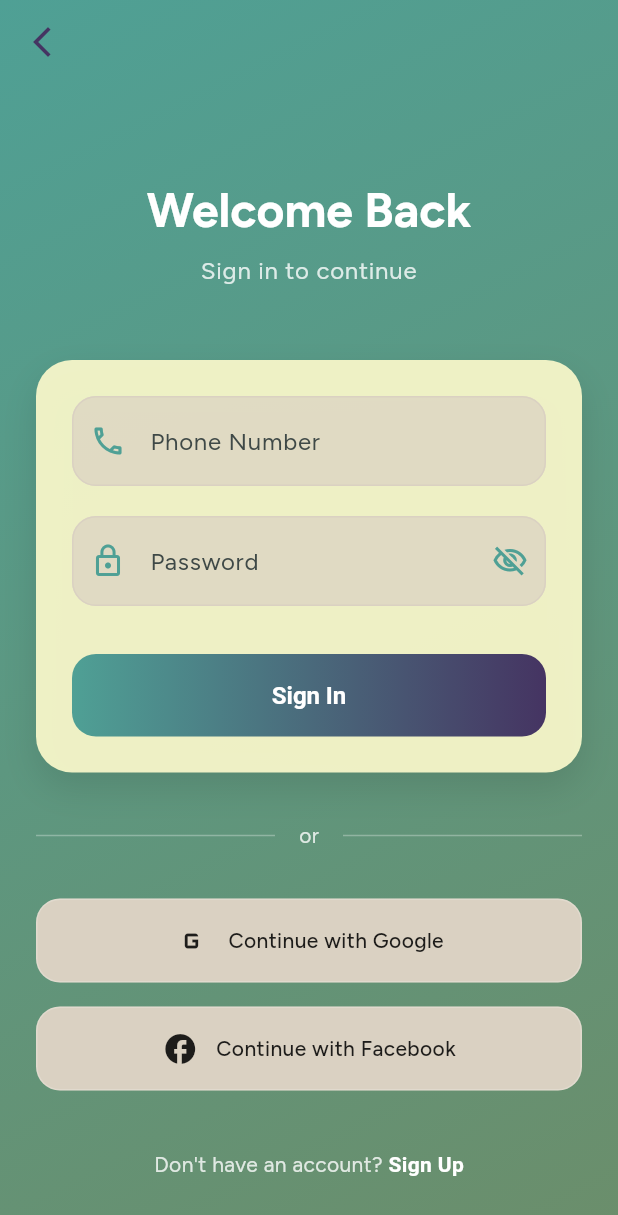
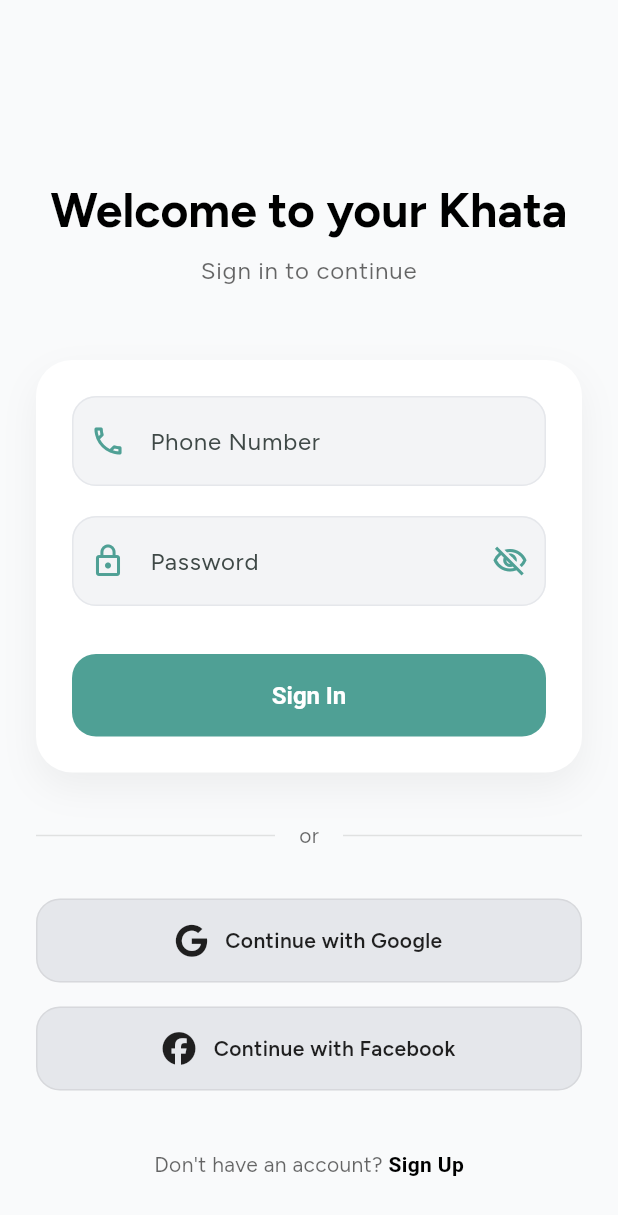
Before and after one commit to Saif64/khata, a Flutter app: the screen it shows after launch, on a phone screen of 412 x 824 dp. Shown: the top 1215 px of the screen. Run offline on Flutter 3.47's test engine with Material 3 defaults, Android fonts, the phone set to English and light mode, and no system bars; our stand-ins replace equatable, flutter_bloc, flutter_dotenv, font_awesome_flutter, fpdart, get_it and 4 more; accounts and stored records are empty.

Commit message:
Redesign sign in and singup screen with modern design

```diff
--- a/presentation/lib/core/theme/app_theme.dart
+++ b/presentation/lib/core/theme/app_theme.dart
@@ -2,24 +2,15 @@
 import 'package:google_fonts/google_fonts.dart';
 
 extension ColorSchemeExtension on ColorScheme {
-  Color get gradient1 => brightness == Brightness.light
-      ? const Color(0xFF4FA095)
-      : const Color(0xFF453462);
-
-  Color get gradient2 => brightness == Brightness.light
-      ? const Color(0xFF6B8E6B)
-      : const Color(0xFF4FA095);
-
-  Color get cardBackground => brightness == Brightness.light
-      ? const Color(0xFFF6F6C9).withOpacity(0.95)
-      : const Color(0xFF2A2A2A).withOpacity(0.95);
+  Color get cardBackground =>
+      brightness == Brightness.light ? Colors.white : const Color(0xFF2A2A2A);
 
   Color get inputFill => brightness == Brightness.light
-      ? const Color(0xFFDAD1C2).withOpacity(0.7)
-      : const Color(0xFF374151).withOpacity(0.8);
+      ? const Color(0xFFF3F4F6)
+      : const Color(0xFF374151);
 
   Color get socialButtonBg => brightness == Brightness.light
-      ? const Color(0xFFDAD1C2)
+      ? const Color(0xFFE5E7EB)
       : const Color(0xFF374151);
 
   Color get accent => const Color(0xFF453462);
@@ -35,13 +26,13 @@
       brightness: Brightness.light,
       primary: const Color(0xFF4FA095),
       secondary: const Color(0xFF453462),
-      surface: const Color(0xFFF6F6C9),
-      onSurface: const Color(0xFF453462),
+      surface: const Color(0xFFF9FAFB),
+      onSurface: const Color(0xFF1F2937),
     ),
     textTheme: GoogleFonts.figtreeTextTheme(ThemeData.light().textTheme),
     fontFamily: GoogleFonts.figtree().fontFamily,
     useMaterial3: true,
-    scaffoldBackgroundColor: Colors.transparent,
+    scaffoldBackgroundColor: const Color(0xFFF9FAFB),
     appBarTheme: const AppBarTheme(
       elevation: 0,
       backgroundColor: Colors.transparent,
@@ -59,7 +50,7 @@
       ),
       enabledBorder: OutlineInputBorder(
         borderRadius: BorderRadius.circular(16.0),
-        borderSide: const BorderSide(color: Color(0xFFDAD1C2), width: 1),
+        borderSide: const BorderSide(color: Color(0xFFE5E7EB), width: 1),
       ),
       focusedBorder: OutlineInputBorder(
         borderRadius: BorderRadius.circular(16.0),
@@ -105,7 +96,7 @@
     textTheme: GoogleFonts.figtreeTextTheme(ThemeData.dark().textTheme),
     fontFamily: GoogleFonts.figtree().fontFamily,
     useMaterial3: true,
-    scaffoldBackgroundColor: Colors.transparent,
+    scaffoldBackgroundColor: const Color(0xFF111827),
     appBarTheme: const AppBarTheme(
       elevation: 0,
       backgroundColor: Colors.transparent,
--- a/presentation/lib/main.dart
+++ b/presentation/lib/main.dart
@@ -30,10 +30,6 @@
   runApp(const MyApp());
 }
 
-// supBaseClient can be accessed via locator if registered, or directly if needed by legacy code.
-// It's good practice for new code (like AuthRepositoryImpl) to get it via DI.
-final supBaseClient = Supabase.instance.client;
-
 class MyApp extends StatelessWidget {
   const MyApp({super.key});
 
--- a/presentation/lib/src/features/auth/presentation/screens/sign_in_screen.dart
+++ b/presentation/lib/src/features/auth/presentation/screens/sign_in_screen.dart
@@ -1,8 +1,10 @@
 import 'package:flutter/material.dart';
 import 'package:flutter_bloc/flutter_bloc.dart';
+import 'package:font_awesome_flutter/font_awesome_flutter.dart';
 import 'package:presentation/core/theme/app_theme.dart';
 
 import '../../provider/auth.dart';
+import '../../widgets/social_buttons.dart';
 
 class SignInScreen extends StatefulWidget {
   const SignInScreen({super.key});
@@ -65,32 +67,15 @@
   Widget build(BuildContext context) {
     final theme = Theme.of(context);
     final colorScheme = theme.colorScheme;
+    final isDarkMode = theme.brightness == Brightness.dark;
 
     return Scaffold(
       extendBodyBehindAppBar: true,
       appBar: AppBar(
         backgroundColor: Colors.transparent,
         elevation: 0,
-        leading: IconButton(
-          icon: Icon(
-            Icons.arrow_back_ios_new,
-            color: theme.appBarTheme.foregroundColor,
       ),
-          onPressed: () => Navigator.pop(context),
-        ),
-      ),
-      body: Container(
-        decoration: BoxDecoration(
-          gradient: LinearGradient(
-            begin: Alignment.topLeft,
-            end: Alignment.bottomRight,
-            colors: [
-              colorScheme.gradient1,
-              colorScheme.gradient2,
-            ],
-          ),
-        ),
-        child: BlocListener<AuthBloc, AuthState>(
+      body: BlocListener<AuthBloc, AuthState>(
         listener: (context, state) {
           setState(() {
             _isLoading = state is AuthLoading;
@@ -137,9 +122,9 @@
                           const SizedBox(height: 40),
                           // Welcome Text
                           Text(
-                              'Welcome Back',
+                            'Welcome to your Khata',
                             style: theme.textTheme.headlineLarge?.copyWith(
-                                color: Colors.white,
+                              color: isDarkMode ? Colors.white : Colors.black,
                               fontWeight: FontWeight.bold,
                             ),
                             textAlign: TextAlign.center,
@@ -148,7 +133,9 @@
                           Text(
                             'Sign in to continue',
                             style: theme.textTheme.bodyLarge?.copyWith(
-                                color: Colors.white.withOpacity(0.8),
+                              color: isDarkMode
+                                  ? Colors.white.withOpacity(0.8)
+                                  : Colors.black.withOpacity(0.6),
                             ),
                             textAlign: TextAlign.center,
                           ),
@@ -162,7 +149,7 @@
                               borderRadius: BorderRadius.circular(24),
                               boxShadow: [
                                 BoxShadow(
-                                    color: Colors.black.withOpacity(0.1),
+                                  color: Colors.black.withOpacity(0.05),
                                   blurRadius: 20,
                                   offset: const Offset(0, 10),
                                 ),
@@ -232,12 +219,7 @@
                                         ? Container(
                                             height: 56,
                                             decoration: BoxDecoration(
-                                                gradient: LinearGradient(
-                                                  colors: [
-                                                    colorScheme.primary,
-                                                    colorScheme.secondary,
-                                                  ],
-                                                ),
+                                              color: colorScheme.primary,
                                               borderRadius:
                                                   BorderRadius.circular(16),
                                             ),
@@ -257,29 +239,14 @@
                                               ),
                                             ),
                                           )
-                                          : Container(
-                                              decoration: BoxDecoration(
-                                                gradient: LinearGradient(
-                                                  colors: [
-                                                    colorScheme.primary,
-                                                    colorScheme.secondary,
-                                                  ],
-                                                ),
-                                                borderRadius:
-                                                    BorderRadius.circular(16),
-                                              ),
-                                              child: ElevatedButton(
-                                                onPressed: () =>
-                                                    _signIn(context),
+                                        : ElevatedButton(
+                                            onPressed: () => _signIn(context),
                                             style: ElevatedButton.styleFrom(
                                               backgroundColor:
-                                                      Colors.transparent,
+                                                  colorScheme.primary,
                                               foregroundColor: Colors.white,
-                                                  shadowColor:
-                                                      Colors.transparent,
                                             ),
                                             child: const Text('Sign In'),
-                                              ),
                                           ),
                                   ),
                                 ],
@@ -294,23 +261,29 @@
                             children: [
                               Expanded(
                                 child: Divider(
-                                    color: Colors.white.withOpacity(0.3),
+                                  color: isDarkMode
+                                      ? Colors.white.withOpacity(0.3)
+                                      : Colors.black.withOpacity(0.1),
                                   thickness: 1,
                                 ),
                               ),
                               Padding(
-                                  padding: const EdgeInsets.symmetric(
-                                      horizontal: 16),
+                                padding:
+                                    const EdgeInsets.symmetric(horizontal: 16),
                                 child: Text(
                                   'or',
                                   style: theme.textTheme.bodyMedium?.copyWith(
-                                      color: Colors.white.withOpacity(0.8),
+                                    color: isDarkMode
+                                        ? Colors.white.withOpacity(0.8)
+                                        : Colors.black.withOpacity(0.6),
                                   ),
                                 ),
                               ),
                               Expanded(
                                 child: Divider(
-                                    color: Colors.white.withOpacity(0.3),
+                                  color: isDarkMode
+                                      ? Colors.white.withOpacity(0.3)
+                                      : Colors.black.withOpacity(0.1),
                                   thickness: 1,
                                 ),
                               ),
@@ -320,17 +293,17 @@
                           const SizedBox(height: 32),
 
                           // Social Login Buttons
-                            _SocialButton(
+                          SocialButton(
                             onPressed: () => _signInWithGoogle(context),
-                              icon: Icons.g_mobiledata,
+                            icon: FontAwesomeIcons.google,
                             label: 'Continue with Google',
                             backgroundColor: colorScheme.socialButtonBg,
                             isLoading: _isLoading,
                           ),
                           const SizedBox(height: 16),
-                            _SocialButton(
+                          SocialButton(
                             onPressed: () => _signInWithFacebook(context),
-                              icon: Icons.facebook,
+                            icon: FontAwesomeIcons.facebook,
                             label: 'Continue with Facebook',
                             backgroundColor: colorScheme.socialButtonBg,
                             isLoading: _isLoading,
@@ -349,13 +322,15 @@
                       text: TextSpan(
                         text: "Don't have an account? ",
                         style: theme.textTheme.bodyMedium?.copyWith(
-                            color: Colors.white.withOpacity(0.8),
+                          color: isDarkMode
+                              ? Colors.white.withOpacity(0.8)
+                              : Colors.black.withOpacity(0.6),
                         ),
                         children: [
                           TextSpan(
                             text: 'Sign Up',
                             style: TextStyle(
-                                color: Colors.white,
+                              color: isDarkMode ? Colors.white : Colors.black,
                               fontWeight: FontWeight.w600,
                             ),
                           ),
@@ -369,70 +344,6 @@
           ),
         ),
       ),
-      ),
     );
   }
 }
-
-class _SocialButton extends StatelessWidget {
-  final VoidCallback onPressed;
-  final IconData icon;
-  final String label;
-  final Color backgroundColor;
-  final bool isLoading;
-
-  const _SocialButton({
-    required this.onPressed,
-    required this.icon,
-    required this.label,
-    required this.backgroundColor,
-    required this.isLoading,
-  });
-
-  @override
-  Widget build(BuildContext context) {
-    final theme = Theme.of(context);
-
-    return Container(
-      width: double.infinity,
-      height: 56,
-      decoration: BoxDecoration(
-        color: backgroundColor,
-        borderRadius: BorderRadius.circular(16),
-        border: Border.all(
-          color: Colors.white.withOpacity(0.2),
-          width: 1,
-        ),
-      ),
-      child: Material(
-        color: Colors.transparent,
-        child: InkWell(
-          onTap: isLoading ? null : onPressed,
-          borderRadius: BorderRadius.circular(16),
-          child: Row(
-            mainAxisAlignment: MainAxisAlignment.center,
-            children: [
-              Icon(
-                icon,
-                color: theme.brightness == Brightness.light
-                    ? Colors.black87
-                    : Colors.white,
-                size: 24,
-              ),
-              const SizedBox(width: 12),
-              Text(
-                label,
-                style: theme.textTheme.bodyMedium?.copyWith(
-                  color: theme.brightness == Brightness.light
-                      ? Colors.black87
-                      : Colors.white,
-                  fontWeight: FontWeight.w500,
-                ),
-              ),
-            ],
-          ),
-        ),
-      ),
-    );
-  }
-}
--- /dev/null
+++ b/presentation/lib/src/features/auth/widgets/social_buttons.dart
@@ -0,0 +1,65 @@
+import 'package:flutter/material.dart';
+import 'package:font_awesome_flutter/font_awesome_flutter.dart';
+
+class SocialButton extends StatelessWidget {
+  final VoidCallback onPressed;
+  final IconData icon;
+  final String label;
+  final Color backgroundColor;
+  final bool isLoading;
+
+  const SocialButton({
+    super.key,
+    required this.onPressed,
+    required this.icon,
+    required this.label,
+    required this.backgroundColor,
+    required this.isLoading,
+  });
+
+  @override
+  Widget build(BuildContext context) {
+    final theme = Theme.of(context);
+    final isDarkMode = theme.brightness == Brightness.dark;
+
+    return Container(
+      width: double.infinity,
+      height: 56,
+      decoration: BoxDecoration(
+        color: backgroundColor,
+        borderRadius: BorderRadius.circular(16),
+        border: Border.all(
+          color: isDarkMode
+              ? Colors.white.withOpacity(0.2)
+              : Colors.grey.withOpacity(0.2),
+          width: 1,
+        ),
+      ),
+      child: Material(
+        color: Colors.transparent,
+        child: InkWell(
+          onTap: isLoading ? null : onPressed,
+          borderRadius: BorderRadius.circular(16),
+          child: Row(
+            spacing: 12,
+            mainAxisAlignment: MainAxisAlignment.center,
+            children: [
+              FaIcon(
+                icon,
+                color: isDarkMode ? Colors.white : Colors.black87,
+                size: 22,
+              ),
+              Text(
+                label,
+                style: theme.textTheme.bodyMedium?.copyWith(
+                  color: isDarkMode ? Colors.white : Colors.black87,
+                  fontWeight: FontWeight.w600,
+                ),
+              ),
+            ],
+          ),
+        ),
+      ),
+    );
+  }
+}
--- a/presentation/pubspec.yaml
+++ b/presentation/pubspec.yaml
@@ -29,6 +29,7 @@
 
 
   fpdart: ^1.1.1
+  font_awesome_flutter: ^10.8.0
 
   fl_chart: ^1.0.0
   google_fonts: ^6.2.1
```
Also changed, not shown: presentation/lib/src/features/auth/presentation/screens/sign_up_screen.dart (+16 -44 lines), presentation/pubspec.lock. Lines whose indentation alone changed are shown as unchanged.
